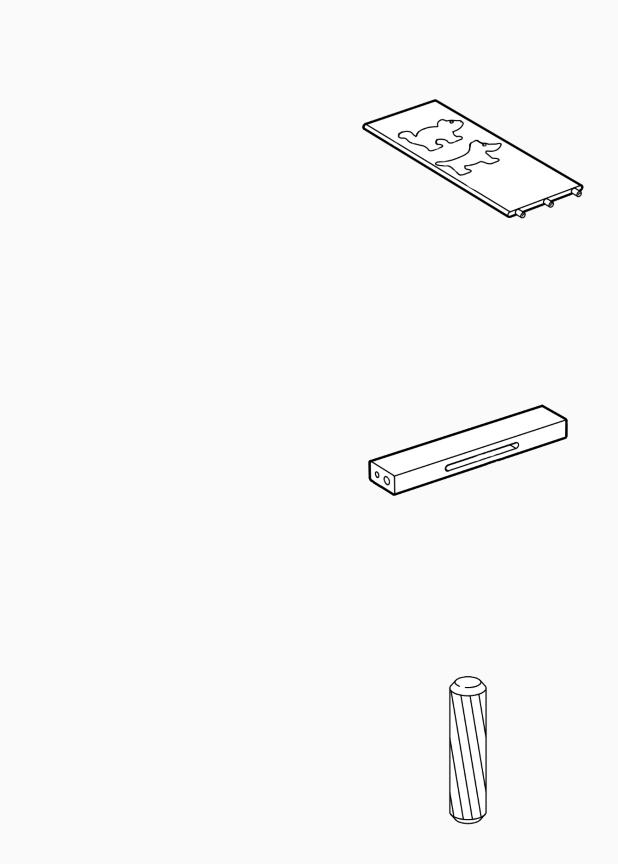
After one commit to alexceder/stolbygge, an Android app: the layout activity_ar_instructions.xml on its own in the app's theme, with its tools: preview values and no code run, on a phone screen of 412 x 824 dp. The commit adds this screen. Shown: the top 864 px of the screen. Run offline under Robolectric (Android 15) with nearby library versions, the phone set to English and light mode, and no system bars.

Commit message:
first step as ar instruction

```diff
--- a/app/src/main/AndroidManifest.xml
+++ b/app/src/main/AndroidManifest.xml
@@ -51,6 +51,10 @@
             android:name=".ModelView"
             android:label="Model View" >
         </activity>
+        <activity
+            android:name=".ARInstructionsActivity"
+            android:label="AR Instructions View" >
+        </activity>
     </application>
 
 
--- a/app/src/main/java/se/stolbygge/stolbygge/MainActivity.java
+++ b/app/src/main/java/se/stolbygge/stolbygge/MainActivity.java
@@ -74,4 +74,9 @@ public class MainActivity extends ActionBarActivity{
         Intent intent = new Intent(this, ModelView.class);
         startActivity(intent);
     }
+
+    public void onCreateARInstructionsView(View view) { //TODO implement when ready
+        Intent intent = new Intent(this, ARInstructionsActivity.class);
+        startActivity(intent);
+    }
 }
--- /dev/null
+++ b/app/src/main/res/layout/activity_ar_instructions.xml
@@ -0,0 +1,28 @@
+<?xml version="1.0" encoding="utf-8"?>
+<RelativeLayout xmlns:android="http://schemas.android.com/apk/res/android"
+    android:layout_width="match_parent" android:layout_height="match_parent">
+
+
+    <LinearLayout
+        android:layout_width="wrap_content"
+        android:layout_height="wrap_content"
+        android:layout_alignParentRight="true"
+        android:orientation="vertical">
+
+        <ImageView
+            android:layout_width="200dp"
+            android:layout_height="200dp"
+            android:src="@drawable/ryggstodsdekoration" />
+
+        <ImageView
+            android:layout_width="200dp"
+            android:layout_height="200dp"
+            android:src="@drawable/ryggstod" />
+
+        <ImageView
+            android:layout_width="200dp"
+            android:layout_height="200dp"
+            android:src="@drawable/plugg" />
+
+    </LinearLayout>
+</RelativeLayout>
```
Also changed, not shown: app/src/main/java/se/stolbygge/stolbygge/ARInstructionsActivity.java (added, +131 -0 lines), app/src/main/res/layout/activity_main.xml (+8 -0 lines), 1 other file.
